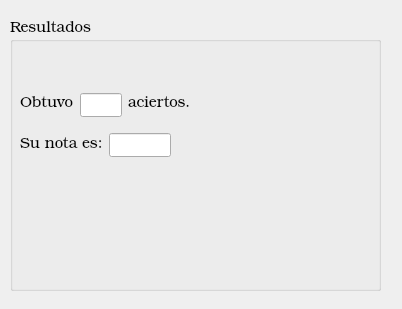
Qt form PA/aciertos.ui (keisy43/Proecto_final_alse) before a commit.
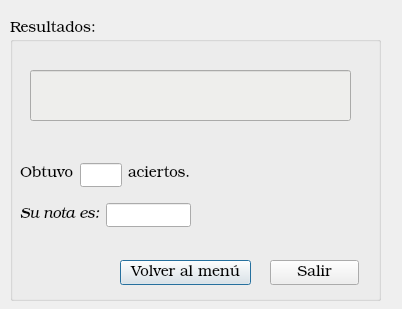
The same form after that commit.

The edit to the form file:
```diff
--- a/PA/aciertos.ui
+++ b/PA/aciertos.ui
@@ -19,7 +19,7 @@
      <x>10</x>
      <y>20</y>
      <width>371</width>
-     <height>271</height>
+     <height>281</height>
     </rect>
    </property>
    <property name="font">
@@ -35,14 +35,14 @@
     <string notr="true">font: 75 11pt &quot;URW Bookman L&quot;;</string>
    </property>
    <property name="title">
-    <string>Resultados</string>
+    <string>Resultados:</string>
    </property>
    <widget class="QWidget" name="layoutWidget">
     <property name="geometry">
      <rect>
       <x>10</x>
-      <y>110</y>
-      <width>151</width>
+      <y>180</y>
+      <width>171</width>
       <height>30</height>
      </rect>
     </property>
@@ -54,10 +54,13 @@
          <family>URW Bookman L</family>
          <pointsize>11</pointsize>
          <weight>9</weight>
-         <italic>false</italic>
+         <italic>true</italic>
          <bold>false</bold>
         </font>
        </property>
+       <property name="styleSheet">
+        <string notr="true">font: 75 italic 11pt &quot;URW Bookman L&quot;;</string>
+       </property>
        <property name="text">
         <string>Su nota es:</string>
        </property>
@@ -76,7 +79,7 @@
     <property name="geometry">
      <rect>
       <x>10</x>
-      <y>70</y>
+      <y>140</y>
       <width>171</width>
       <height>30</height>
      </rect>
@@ -105,6 +108,53 @@
      </item>
     </layout>
    </widget>
+   <widget class="QLineEdit" name="panel">
+    <property name="geometry">
+     <rect>
+      <x>20</x>
+      <y>50</y>
+      <width>321</width>
+      <height>51</height>
+     </rect>
+    </property>
+    <property name="styleSheet">
+     <string notr="true">color: rgb(204, 0, 0);
+border-color: rgb(238, 238, 236);
+background-color: rgb(238, 238, 236);</string>
+    </property>
+   </widget>
+   <widget class="QPushButton" name="volvermenu">
+    <property name="geometry">
+     <rect>
+      <x>110</x>
+      <y>240</y>
+      <width>131</width>
+      <height>25</height>
+     </rect>
+    </property>
+    <property name="styleSheet">
+     <string notr="true">font: 75 italic 11pt &quot;URW Bookman L&quot;;</string>
+    </property>
+    <property name="text">
+     <string>Volver al menú</string>
+    </property>
+   </widget>
+   <widget class="QPushButton" name="pushButton_2">
+    <property name="geometry">
+     <rect>
+      <x>260</x>
+      <y>240</y>
+      <width>89</width>
+      <height>25</height>
+     </rect>
+    </property>
+    <property name="styleSheet">
+     <string notr="true">font: 75 italic 11pt &quot;URW Bookman L&quot;;</string>
+    </property>
+    <property name="text">
+     <string>Salir</string>
+    </property>
+   </widget>
   </widget>
  </widget>
  <resources/>
```
Left out of the diff: 2 changed lines with no effect on the pictures.
